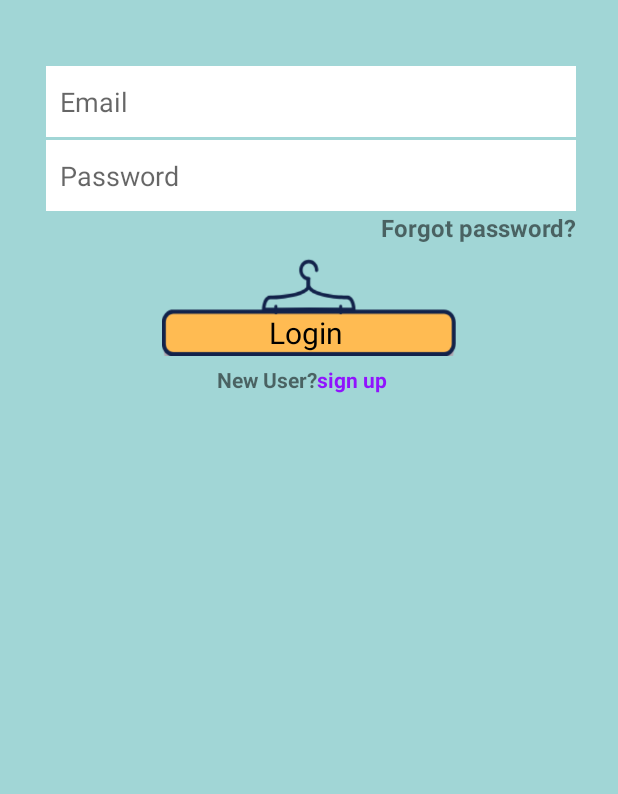
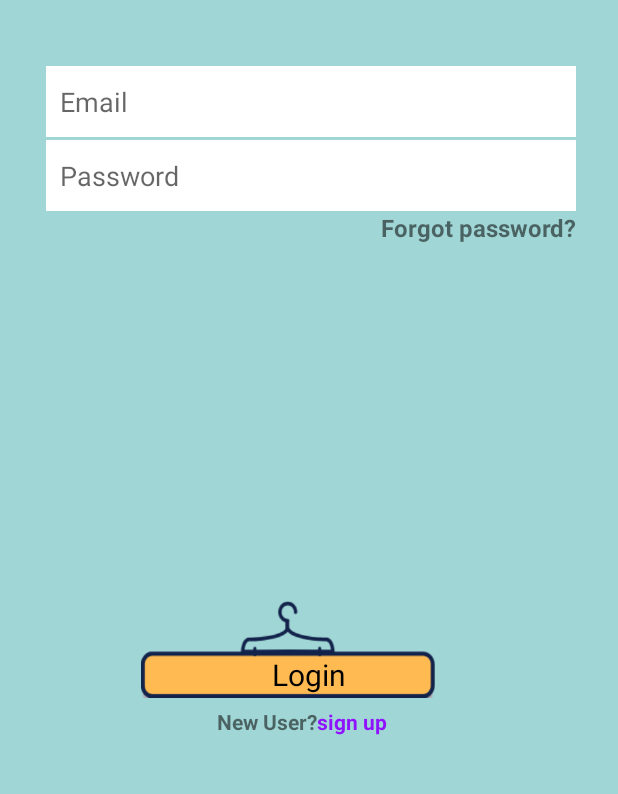
Before and after one commit to laithmarwan/iCloset, an Android app: the screen it shows after launch (LoginAct), on a phone screen of 412 x 824 dp, the part 360-1154 px from its top. Run offline under Robolectric (Android 15) with nearby library versions, the phone set to English and light mode, and no system bars; our stand-ins replace Volley; Roboto replaces fonts that are not available here.

Commit message:
Aws_LoginAct11112

```diff
--- a/app/src/main/AndroidManifest.xml
+++ b/app/src/main/AndroidManifest.xml
@@ -22,8 +22,8 @@
                 <category android:name="android.intent.category.LAUNCHER"/>
             </intent-filter>
         </activity>
-        <activity android:name=".activity_signup">
-        </activity>
+
+
 
         <meta-data
                 android:name="preloaded_fonts"
--- a/app/src/main/res/layout/activity_login.xml
+++ b/app/src/main/res/layout/activity_login.xml
@@ -78,7 +78,9 @@
             android:layout_marginTop="8dp"
             app:layout_constraintTop_toBottomOf="@+id/forgotps_tv" app:layout_constraintStart_toStartOf="parent"
             android:layout_marginLeft="64dp" android:layout_marginStart="64dp" app:layout_constraintEnd_toEndOf="parent"
-            android:layout_marginEnd="64dp" android:layout_marginRight="64dp"/>
+            android:layout_marginEnd="64dp" android:layout_marginRight="64dp"
+            android:layout_marginBottom="8dp" app:layout_constraintBottom_toBottomOf="parent"
+            app:layout_constraintHorizontal_bias="0.0" app:layout_constraintVertical_bias="0.674"/>
 
 
     <TextView
@@ -87,11 +89,11 @@
             android:id="@+id/login_tv" android:layout_width="wrap_content"
             android:typeface="serif" android:textSize="20sp" app:fontFamily="@font/titan_one"
             android:textAllCaps="false" android:textColor="@android:color/black" tools:textColor="#464646"
-            android:layout_marginTop="44dp"
-            app:layout_constraintTop_toBottomOf="@+id/forgotps_tv"
             android:layout_marginEnd="8dp" android:layout_marginRight="8dp"
             app:layout_constraintStart_toStartOf="parent" android:layout_marginLeft="3dp"
-            android:layout_marginStart="3dp" app:layout_constraintEnd_toEndOf="parent"/>
+            android:layout_marginStart="3dp" app:layout_constraintEnd_toEndOf="parent"
+            app:layout_constraintHorizontal_bias="0.507" android:layout_marginTop="36dp"
+            app:layout_constraintTop_toTopOf="@+id/imageView5"/>
 
 
     <TextView
```
Also changed, not shown: app/src/main/java/com/example/icloset/LoginAct.kt (+6 -6 lines), app/src/main/res/layout/activity_forgotpass.xml (+8 -8 lines), app/src/main/res/layout/activity_new_user.xml (+5 -4 lines), app/src/main/res/layout/fragment_calendar.xml (+7 -7 lines), app/src/main/res/layout/fragment_closet.xml (+4 -3 lines), app/src/main/res/layout/fragment_outfits.xml (+6 -3 lines), app/src/main/res/layout/fragment_settings.xml (+5 -7 lines).
